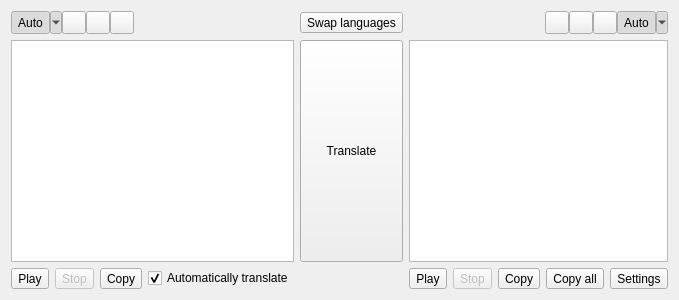
First picture: the form in src/mainwindow.ui, repository crow-translate/crow-translate, before the edit.
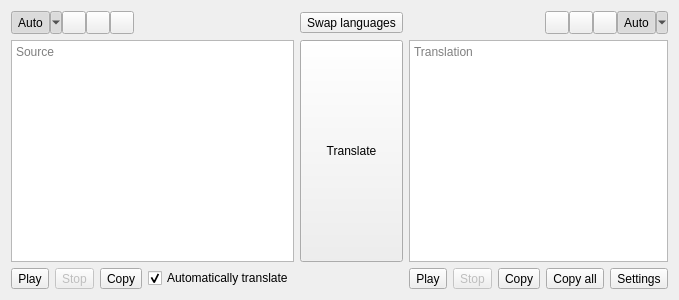
Second picture: the form after the edit. Icons and pictures are not drawn.

```diff
--- a/src/mainwindow.ui
+++ b/src/mainwindow.ui
@@ -6,7 +6,7 @@
    <rect>
     <x>0</x>
     <y>0</y>
-    <width>600</width>
+    <width>650</width>
     <height>300</height>
    </rect>
   </property>
@@ -341,7 +341,11 @@
      </layout>
     </item>
     <item row="5" column="1">
-     <widget class="QPlainTextEdit" name="sourceEdit"/>
+     <widget class="QPlainTextEdit" name="sourceEdit">
+      <property name="placeholderText">
+       <string>Source</string>
+      </property>
+     </widget>
     </item>
     <item row="6" column="4">
      <layout class="QHBoxLayout" name="buttomTranslationLayout">
@@ -475,6 +479,9 @@
       <property name="readOnly">
        <bool>true</bool>
       </property>
+      <property name="placeholderText">
+       <string>Translation</string>
+      </property>
      </widget>
     </item>
    </layout>
```
